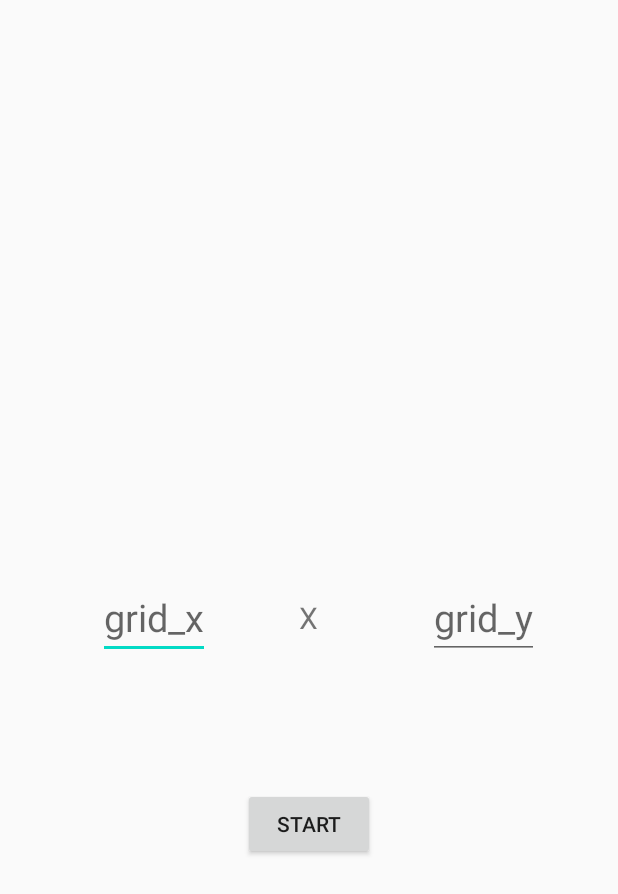
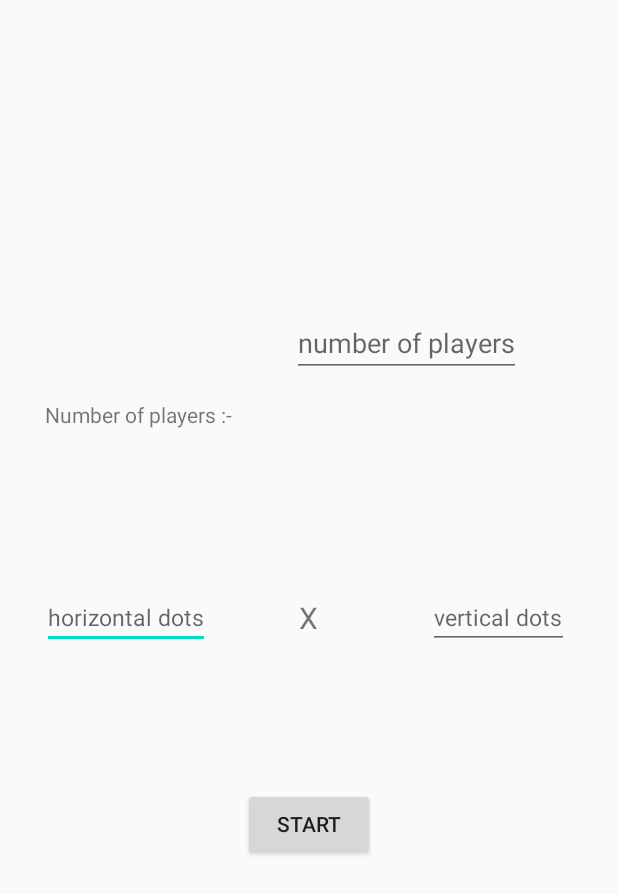
Before and after one commit to YashMohanYamo2206/DeltaTask2, an Android app: the screen it shows after launch (MainActivity), on a phone screen of 412 x 824 dp. Shown: the top 894 px of the screen. Run offline under Robolectric (Android 15) with nearby library versions, the phone set to English and light mode, and no system bars.

Commit message:
normal mode done

```diff
--- a/app/src/main/java/com/yash/deltatask2/MainActivity.java
+++ b/app/src/main/java/com/yash/deltatask2/MainActivity.java
@@ -10,7 +10,8 @@ import android.widget.EditText;
 
 public class MainActivity extends AppCompatActivity {
     Button b;
-    EditText gridHeight, gridWidth;
+    EditText gridHeight, gridWidth,number_players;
+
     @Override
     protected void onCreate(Bundle savedInstanceState) {
         super.onCreate(savedInstanceState);
@@ -18,12 +19,14 @@ public class MainActivity extends AppCompatActivity {
         b = findViewById(R.id.Btn_Start);
         gridHeight=findViewById(R.id.grid_height);
         gridWidth=findViewById(R.id.grid_width);
+        number_players=findViewById(R.id.number_of_players);
         b.setOnClickListener(new View.OnClickListener() {
             @Override
             public void onClick(View v) {
                 Intent intent = new Intent(MainActivity.this, GameActivity.class);
                 intent.putExtra("grid_H",Integer.parseInt(gridHeight.getText().toString()));
                 intent.putExtra("grid_W",Integer.parseInt(gridWidth.getText().toString()));
+                intent.putExtra("number_of_players",Integer.parseInt(number_players.getText().toString()));
                 startActivity(intent);
             }
         });
--- a/app/src/main/java/com/yash/deltatask2/dotsAndBoxes.java
+++ b/app/src/main/java/com/yash/deltatask2/dotsAndBoxes.java
@@ -23,7 +23,6 @@ public class dotsAndBoxes extends View {
         grid_height=gridHeight-1;
         p_background.setColor(Color.YELLOW);
     }
-
     @Override
     protected void onDraw(Canvas canvas) {
         super.onDraw(canvas);
--- /dev/null
+++ b/app/src/main/res/drawable/ic_add_black_24dp.xml
@@ -0,0 +1,5 @@
+<vector android:alpha="0.69" android:height="24dp"
+    android:tint="#294111" android:viewportHeight="24.0"
+    android:viewportWidth="24.0" android:width="24dp" xmlns:android="http://schemas.android.com/apk/res/android">
+    <path android:fillColor="#FF000000" android:pathData="M19,13h-6v6h-2v-6H5v-2h6V5h2v6h6v2z"/>
+</vector>
--- /dev/null
+++ b/app/src/main/res/drawable/ic_indeterminate_check_box_black_24dp.xml
@@ -0,0 +1,5 @@
+<vector android:alpha="0.69" android:height="24dp"
+    android:tint="#294111" android:viewportHeight="24.0"
+    android:viewportWidth="24.0" android:width="24dp" xmlns:android="http://schemas.android.com/apk/res/android">
+    <path android:fillColor="#FF000000" android:pathData="M19,3L5,3c-1.1,0 -2,0.9 -2,2v14c0,1.1 0.9,2 2,2h14c1.1,0 2,-0.9 2,-2L21,5c0,-1.1 -0.9,-2 -2,-2zM17,13L7,13v-2h10v2z"/>
+</vector>
--- /dev/null
+++ b/app/src/main/res/drawable/ic_volume_off_black_24dp.xml
@@ -0,0 +1,5 @@
+<vector android:alpha="0.69" android:height="24dp"
+    android:tint="#294111" android:viewportHeight="24.0"
+    android:viewportWidth="24.0" android:width="24dp" xmlns:android="http://schemas.android.com/apk/res/android">
+    <path android:fillColor="#FF000000" android:pathData="M16.5,12c0,-1.77 -1.02,-3.29 -2.5,-4.03v2.21l2.45,2.45c0.03,-0.2 0.05,-0.41 0.05,-0.63zM19,12c0,0.94 -0.2,1.82 -0.54,2.64l1.51,1.51C20.63,14.91 21,13.5 21,12c0,-4.28 -2.99,-7.86 -7,-8.77v2.06c2.89,0.86 5,3.54 5,6.71zM4.27,3L3,4.27 7.73,9L3,9v6h4l5,5v-6.73l4.25,4.25c-0.67,0.52 -1.42,0.93 -2.25,1.18v2.06c1.38,-0.31 2.63,-0.95 3.69,-1.81L19.73,21 21,19.73l-9,-9L4.27,3zM12,4L9.91,6.09 12,8.18L12,4z"/>
+</vector>
--- /dev/null
+++ b/app/src/main/res/drawable/ic_volume_up_black_24dp.xml
@@ -0,0 +1,5 @@
+<vector android:alpha="0.69" android:height="24dp"
+    android:tint="#294111" android:viewportHeight="24.0"
+    android:viewportWidth="24.0" android:width="24dp" xmlns:android="http://schemas.android.com/apk/res/android">
+    <path android:fillColor="#FF000000" android:pathData="M3,9v6h4l5,5L12,4L7,9L3,9zM16.5,12c0,-1.77 -1.02,-3.29 -2.5,-4.03v8.05c1.48,-0.73 2.5,-2.25 2.5,-4.02zM14,3.23v2.06c2.89,0.86 5,3.54 5,6.71s-2.11,5.85 -5,6.71v2.06c4.01,-0.91 7,-4.49 7,-8.77s-2.99,-7.86 -7,-8.77z"/>
+</vector>
--- a/app/src/main/res/layout/activity_main.xml
+++ b/app/src/main/res/layout/activity_main.xml
@@ -13,8 +13,8 @@
         android:layout_height="wrap_content"
         android:layout_centerInParent="true"
         android:layout_marginRight="59dp"
-        android:textSize="25sp"
-        android:hint="grid_x"
+        android:textSize="15sp"
+        android:hint="horizontal dots"
         android:inputType="number"
         android:layout_toLeftOf="@+id/grid_x" />
 
@@ -27,8 +27,8 @@
         android:layout_centerHorizontal="true"
         android:layout_marginLeft="73dp"
         android:layout_toRightOf="@+id/grid_x"
-        android:hint="grid_y"
-        android:textSize="25sp" />
+        android:hint="vertical dots"
+        android:textSize="15sp" />
 
     <TextView
         android:layout_width="wrap_content"
@@ -48,4 +48,23 @@
         android:layout_marginTop="100sp"
         android:id="@+id/Btn_Start"
         android:text="Start"/>
+
+    <TextView
+        android:id="@+id/numb"
+        android:layout_width="wrap_content"
+        android:layout_height="wrap_content"
+        android:layout_alignTop="@id/grid_x"
+        android:layout_marginTop="-131dp"
+        android:text="Number of players :-"
+        android:layout_marginLeft="30sp"/>
+
+    <EditText
+        android:layout_width="wrap_content"
+        android:layout_height="wrap_content"
+        android:id="@+id/number_of_players"
+        android:layout_toRightOf="@+id/numb"
+        android:layout_marginTop="206sp"
+        android:hint="number of players"
+        android:layout_marginLeft="40sp"
+        />
 </RelativeLayout>
```
Also changed, not shown: app/src/main/java/com/yash/deltatask2/GameActivity.java (+21 -1 lines), app/src/main/java/com/yash/deltatask2/lines.java (+180 -14 lines), app/src/main/res/layout/activity_game.xml (+19 -0 lines), 2 other files.
